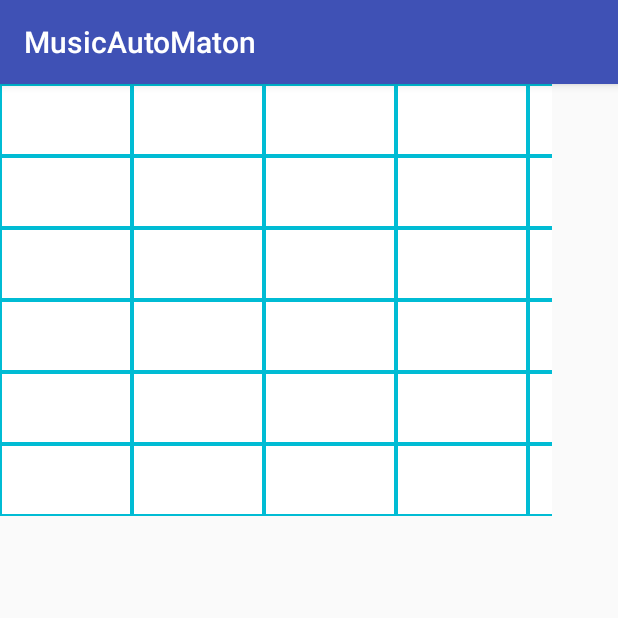
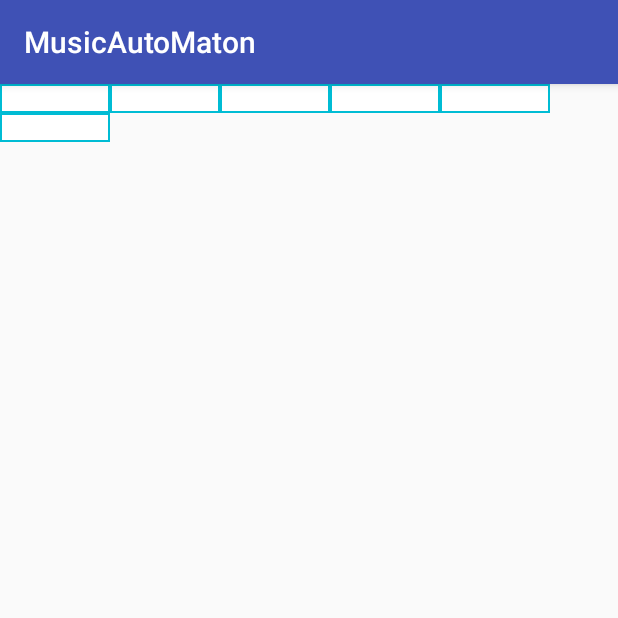
Before and after one commit to SShayashi/Game-of-Life-with-sound, an Android app: the screen it shows after launch (MainActivity), on a phone screen of 412 x 824 dp, the top half of it. Run offline under Robolectric (Android 15) with nearby library versions, the phone set to English and light mode, and no system bars; libraries missing offline, so code that uses them is left out: com.google.android.gms.

Commit message:
girdlayoutで配置するとこまで

```diff
--- a/app/src/main/java/com/sshayashi/musicgame/CellsWorldFragment.java
+++ b/app/src/main/java/com/sshayashi/musicgame/CellsWorldFragment.java
@@ -3,11 +3,15 @@ package com.sshayashi.musicgame;
 import android.content.Context;
 import android.os.Bundle;
 import android.support.v4.app.Fragment;
+import android.util.DisplayMetrics;
 import android.view.LayoutInflater;
 import android.view.View;
 import android.view.ViewGroup;
+import android.widget.GridView;
 import android.widget.TableLayout;
 import android.widget.TableRow;
+import android.view.Display;
+import android.view.WindowManager;
 import android.widget.Button;
 import com.sshayashi.musicgame.CellView;
 import org.xmlpull.v1.XmlPullParser;
@@ -29,17 +33,33 @@ public class CellsWorldFragment extends Fragment {
                              Bundle savedInstanceState) {
         Context c = getActivity();
         View v = inflater.inflate(R.layout.fragment_cells_world, container, false);
-        TableLayout tableLayout = (TableLayout) v.findViewById(R.id.table_container);
 
-        for(int i=1;i<=6;i++){
-            TableRow tableRow = new TableRow(c);
-            for(int j=1;j<=6;j++) {
-                View cellLayout = inflater.inflate(R.layout.cell_view, null);
-                CellView cell = (CellView) cellLayout.findViewById(R.id.cell_view);
-                tableRow.addView(cell);
-            }
-            tableLayout.addView(tableRow);
-        }
+
+//        GridView gridView = (GridView) findViewById(R.id.main_table);
+//        gridView.setAdapter(adapter);
+
+
+//        TableLayout tableLayout = (TableLayout) v.findViewById(R.id.table_container);
+//
+//        for(int i=1;i<=6;i++){
+//            TableRow tableRow = new TableRow(c);
+//            tableRow.setLayoutParams(new ViewGroup.LayoutParams());
+//            TableRow.LayoutParams lp = new TableRow.LayoutParams(10, TableRow.LayoutParams.MATCH_PARENT);
+//            tableRow.setLayoutParams(lp);
+//            TableRow.LayoutParams l = (TableRow.LayoutParams) tableRow.getLayoutParams();
+//            TableRow.LayoutParams lp = new TableRow.LayoutParams(10);
+
+//            DisplayMetrics dm = Resources.getSystem().getDisplayMetrics();
+//
+//            tableLayout.setLayoutParams(lp);
+//            for(int j=1;j<=6;j++) {
+//                View cellLayout = inflater.inflate(R.layout.cell_view, null);
+//                CellView cell = (CellView) cellLayout.findViewById(R.id.cell_view);
+//
+//                tableRow.addView(cell);
+//            }
+//            tableLayout.addView(tableRow);
+//        }
 
 
         return v;
--- a/app/src/main/java/com/sshayashi/musicgame/MainActivity.java
+++ b/app/src/main/java/com/sshayashi/musicgame/MainActivity.java
@@ -1,8 +1,20 @@
 package com.sshayashi.musicgame;
 
+import android.content.res.Resources;
+
+import java.util.ArrayList;
+import java.util.zip.Inflater;
+
+import android.support.v4.graphics.BitmapCompat;
 import android.support.v7.app.AppCompatActivity;
 import android.os.Bundle;
 import android.support.v4.app.FragmentTransaction;
+import android.view.LayoutInflater;
+import android.view.View;
+import android.graphics.Bitmap;
+import android.graphics.BitmapFactory;
+import android.widget.GridView;
+import android.widget.AdapterView;
 
 public class MainActivity extends AppCompatActivity {
 
@@ -10,11 +22,37 @@ public class MainActivity extends AppCompatActivity {
     protected void onCreate(Bundle savedInstanceState) {
         super.onCreate(savedInstanceState);
         setContentView(R.layout.activity_main);
+        Resources res = getResources();
+        int num = 5;
+        GridView gridView = (GridView)findViewById(R.id.main_table);
+        gridView.setNumColumns(num);
+        ArrayList<CellView> list = load();
+        ViewAdapter adapter = new ViewAdapter(getApplicationContext(), R.layout.cell_view, list);
+        gridView.setAdapter(adapter);
 
-        CellsWorldFragment fragment = new CellsWorldFragment();
-        FragmentTransaction transaction = getSupportFragmentManager().beginTransaction();
-        transaction.add(R.id.main_container, fragment);
-        transaction.commit();
+//        BitmapAdapter adapter;
+//        View v = inflater.inflate(R.layout.fragment_cells_world, container, false);
+//        CellsWorldFragment fragment = new CellsWorldFragment();
+//        FragmentTransaction transaction = getSupportFragmentManager().beginTransaction();
+//        transaction.add(R.id.main_container, fragment);
+//        transaction.commit();
+    }
+
+    private ArrayList<CellView> load() {
+        ArrayList<CellView> list = new ArrayList<CellView>();
+        for(int i=1;i<=6;i++) {
+            LayoutInflater inflater = getLayoutInflater();
+            View cellLayout = inflater.inflate(R.layout.cell_view, null);
+            CellView cell = (CellView) cellLayout.findViewById(R.id.cell_view);
+            list.add(cell);
+        }
+//        for (int i = 0; i < c.getCount(); i++) {
+//            long id = c.getLong(c.getColumnIndexOrThrow("_id"));
+//            Bitmap bmp = MediaStore.Images.Thumbnails.getThumbnail(cr, id, MediaStore.Images.Thumbnails.MICRO_KIND, null);
+//            list.add(bmp);
+//            c.moveToNext();
+//        }
+        return list;
     }
 
 }
--- /dev/null
+++ b/app/src/main/java/com/sshayashi/musicgame/ViewAdapter.java
@@ -0,0 +1,42 @@
+package com.sshayashi.musicgame;
+
+import android.content.Context;
+import android.graphics.Bitmap;
+import android.graphics.Typeface;
+import android.view.LayoutInflater;
+import android.view.View;
+import android.view.ViewGroup;
+import android.widget.ArrayAdapter;
+import android.widget.GridView;
+import android.widget.ImageView;
+import android.widget.TextView;
+
+import org.w3c.dom.Text;
+
+import java.util.List;
+
+/**
+ * Created by starprince on 2017/06/27.
+ */
+
+public class ViewAdapter extends ArrayAdapter<CellView> {
+    private int resourceId;
+    private Context mContext;
+
+    public ViewAdapter(Context context, int resource, List<CellView> objects) {
+        super(context, resource, objects);
+        resourceId = resource;
+        mContext = context;
+    }
+
+    @Override
+    public CellView getView(int position, View convertView, ViewGroup parent) {
+
+        if (convertView == null) {
+            LayoutInflater inflater = (LayoutInflater) getContext().getSystemService(Context.LAYOUT_INFLATER_SERVICE);
+            convertView = inflater.inflate(resourceId, null);
+        }
+        CellView view = (CellView) convertView;
+        return view;
+    }
+}
--- a/app/src/main/res/layout/activity_main.xml
+++ b/app/src/main/res/layout/activity_main.xml
@@ -1,18 +1,17 @@
 <?xml version="1.0" encoding="utf-8"?>
-<android.support.constraint.ConstraintLayout xmlns:android="http://schemas.android.com/apk/res/android"
+<android.support.constraint.ConstraintLayout
+    xmlns:android="http://schemas.android.com/apk/res/android"
     xmlns:app="http://schemas.android.com/apk/res-auto"
     xmlns:tools="http://schemas.android.com/tools"
     android:layout_width="match_parent"
     android:layout_height="match_parent"
     tools:context="com.sshayashi.musicgame.MainActivity">
 
-    <LinearLayout
-        android:id="@+id/main_container"
+    <GridView
+        android:id="@+id/main_table"
         android:layout_width="368dp"
         android:layout_height="495dp"
-        android:orientation="vertical"
         tools:layout_editor_absoluteX="8dp"
-        tools:layout_editor_absoluteY="8dp">
+        tools:layout_editor_absoluteY="8dp" />
 
-    </LinearLayout>
 </android.support.constraint.ConstraintLayout>
--- a/app/src/main/res/layout/cell_view.xml
+++ b/app/src/main/res/layout/cell_view.xml
@@ -3,4 +3,5 @@
     android:id="@+id/cell_view"
     android:layout_width="50dp"
     android:layout_height="50dp"
+    android:layout_weight="1"
     android:background="@drawable/btn_cell" />
--- a/app/src/main/res/layout/fragment_cells_world.xml
+++ b/app/src/main/res/layout/fragment_cells_world.xml
@@ -1,17 +1,17 @@
-<FrameLayout xmlns:android="http://schemas.android.com/apk/res/android"
-    xmlns:tools="http://schemas.android.com/tools"
+<RelativeLayout
+    xmlns:android="http://schemas.android.com/apk/res/android"
+    android:id="@+id/table_container"
     android:layout_width="match_parent"
-    android:layout_height="match_parent"
-    tools:context="com.sshayashi.musicgame.CellsWorldFragment">
+    android:layout_height="wrap_content">
 
-    <TableLayout
-        android:id="@+id/table_container"
-        android:layout_width="match_parent"
-        android:layout_height="match_parent">
-
-
-    </TableLayout>
-
-
-
-</FrameLayout>
+    <EditText
+        android:id="@+id/editText"
+        android:layout_width="wrap_content"
+        android:layout_height="wrap_content"
+        android:layout_alignParentTop="true"
+        android:layout_centerHorizontal="true"
+        android:layout_marginTop="133dp"
+        android:ems="10"
+        android:inputType="textPersonName"
+        android:text="Name" />
+</RelativeLayout>
```
